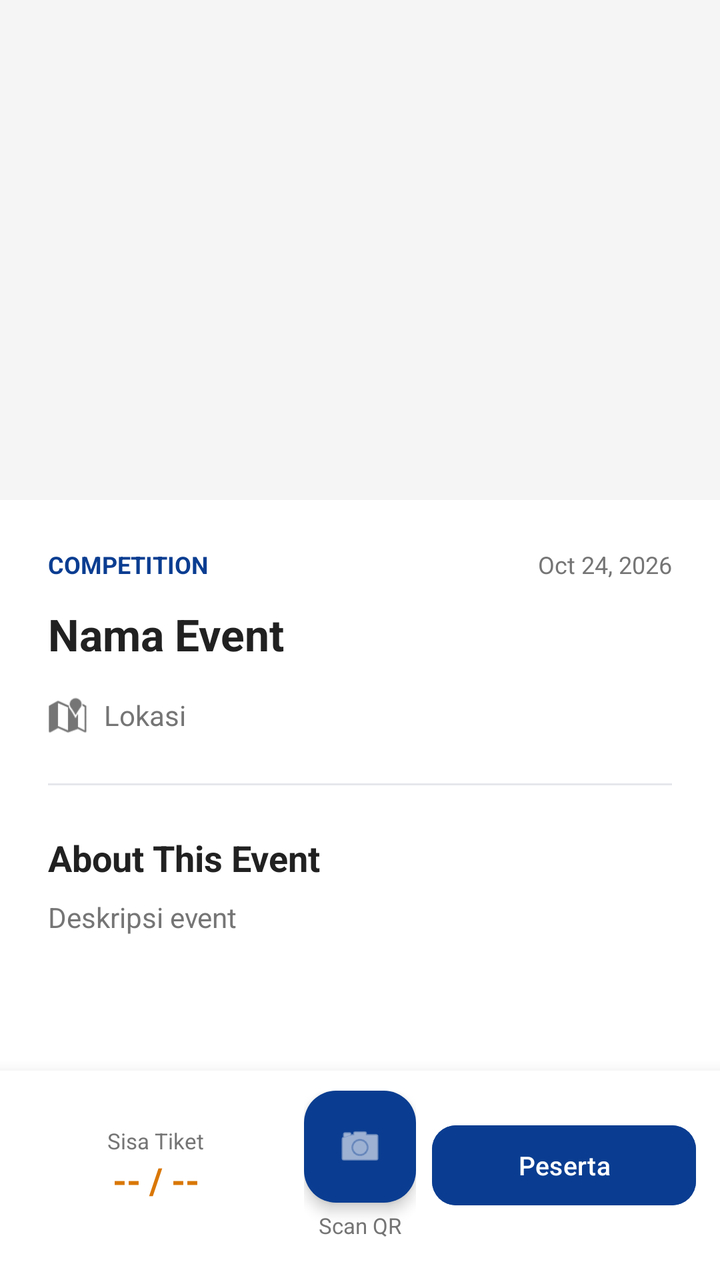
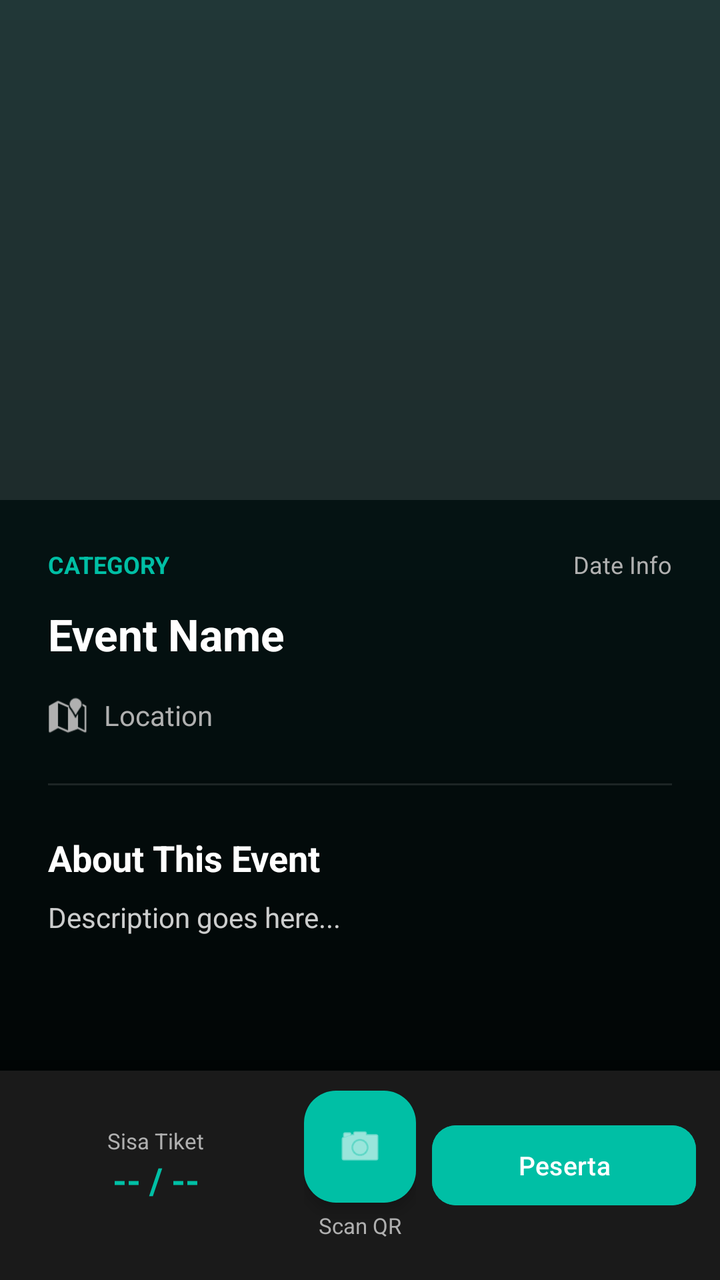

Two renders of the same Android screen: before a commit and after it. Below are the layout's source before the change and the commit's diff.
<!-- AndroidManifest.xml: application theme Theme.CampusConnectProject -->
<!-- res/layout/activity_detail_panitia_event.xml -->
<?xml version="1.0" encoding="utf-8"?>
<androidx.constraintlayout.widget.ConstraintLayout
    xmlns:android="http://schemas.android.com/apk/res/android"
    xmlns:app="http://schemas.android.com/apk/res-auto"
    xmlns:tools="http://schemas.android.com/tools"
    android:layout_width="match_parent"
    android:layout_height="match_parent"
    android:background="@color/bg_utama"
    tools:context=".ui.panitia.DetailPanitiaEventActivity">

    <ScrollView
        android:layout_width="match_parent"
        android:layout_height="0dp"
        android:fillViewport="true"
        app:layout_constraintTop_toTopOf="parent"
        app:layout_constraintBottom_toTopOf="@id/bottomBar">

        <LinearLayout
            android:layout_width="match_parent"
            android:layout_height="wrap_content"
            android:orientation="vertical"
            android:paddingBottom="24dp">

            <ImageView
                android:id="@+id/ivDetailPoster"
                android:layout_width="match_parent"
                android:layout_height="250dp"
                android:scaleType="centerCrop"
                android:background="@color/bg_input" />

            <LinearLayout
                android:layout_width="match_parent"
                android:layout_height="wrap_content"
                android:orientation="vertical"
                android:padding="24dp">

                <RelativeLayout
                    android:layout_width="match_parent"
                    android:layout_height="wrap_content"
                    android:layout_marginBottom="12dp">

                    <TextView
                        android:id="@+id/tvDetailCategory"
                        android:layout_width="wrap_content"
                        android:layout_height="wrap_content"
                        android:text="COMPETITION"
                        android:textColor="@color/warna_primer"
                        android:textSize="12sp"
                        android:textStyle="bold" />

                    <TextView
                        android:id="@+id/tvDetailDate"
                        android:layout_width="wrap_content"
                        android:layout_height="wrap_content"
                        android:layout_alignParentEnd="true"
                        android:text="Oct 24, 2026"
                        android:textColor="@color/teks_sekunder"
                        android:textSize="12sp" />
                </RelativeLayout>

                <TextView
                    android:id="@+id/tvDetailTitle"
                    android:layout_width="match_parent"
                    android:layout_height="wrap_content"
                    android:text="Nama Event"
                    android:textColor="@color/teks_utama"
                    android:textSize="22sp"
                    android:textStyle="bold"
                    android:layout_marginBottom="16dp" />

                <LinearLayout
                    android:layout_width="match_parent"
                    android:layout_height="wrap_content"
                    android:orientation="horizontal"
                    android:gravity="center_vertical"
                    android:layout_marginBottom="24dp">

                    <ImageView
                        android:layout_width="20dp"
                        android:layout_height="20dp"
                        android:src="@android:drawable/ic_dialog_map"
                        app:tint="@color/teks_sekunder"
                        android:layout_marginEnd="8dp" />

                    <TextView
                        android:id="@+id/tvDetailLocation"
                        android:layout_width="wrap_content"
                        android:layout_height="wrap_content"
                        android:text="Lokasi"
                        android:textColor="@color/teks_sekunder"
                        android:textSize="14sp" />
                </LinearLayout>

                <View
                    android:layout_width="match_parent"
                    android:layout_height="1dp"
                    android:background="@color/garis_pembatas"
                    android:layout_marginBottom="24dp" />

                <TextView
                    android:layout_width="match_parent"
                    android:layout_height="wrap_content"
                    android:text="About This Event"
                    android:textColor="@color/teks_utama"
                    android:textSize="18sp"
                    android:textStyle="bold"
                    android:layout_marginBottom="8dp" />

                <TextView
                    android:id="@+id/tvDetailDescription"
                    android:layout_width="match_parent"
                    android:layout_height="wrap_content"
                    android:text="Deskripsi event"
                    android:textColor="@color/teks_sekunder"
                    android:textSize="14sp"
                    android:lineSpacingExtra="4dp" />

            </LinearLayout>
        </LinearLayout>
    </ScrollView>

    
    <LinearLayout
        android:id="@+id/bottomBar"
        android:layout_width="match_parent"
        android:layout_height="wrap_content"
        android:orientation="horizontal"
        android:background="@color/bg_utama"
        android:elevation="12dp"
        android:paddingStart="12dp"
        android:paddingEnd="12dp"
        android:paddingTop="10dp"
        android:paddingBottom="20dp"
        android:gravity="center_vertical"
        app:layout_constraintBottom_toBottomOf="parent">

        
        <LinearLayout
            android:layout_width="0dp"
            android:layout_height="wrap_content"
            android:layout_weight="1"
            android:orientation="vertical"
            android:gravity="center_horizontal">

            <TextView
                android:layout_width="wrap_content"
                android:layout_height="wrap_content"
                android:text="Sisa Tiket"
                android:textColor="@color/teks_sekunder"
                android:textSize="11sp" />

            <TextView
                android:id="@+id/tvTicketsLeft"
                android:layout_width="wrap_content"
                android:layout_height="wrap_content"
                android:text="-- / --"
                android:textColor="@color/warna_warning"
                android:textStyle="bold"
                android:textSize="18sp" />
        </LinearLayout>

        
        <LinearLayout
            android:layout_width="wrap_content"
            android:layout_height="wrap_content"
            android:orientation="vertical"
            android:gravity="center_horizontal"
            android:layout_marginStart="8dp"
            android:layout_marginEnd="8dp">

            <com.google.android.material.floatingactionbutton.FloatingActionButton
                android:id="@+id/btnScanTicket"
                android:layout_width="wrap_content"
                android:layout_height="wrap_content"
                android:src="@android:drawable/ic_menu_camera"
                android:contentDescription="Scan Tiket QR"
                app:backgroundTint="@color/warna_primer"
                app:tint="@color/white"
                app:fabSize="normal"
                app:elevation="4dp" />

            <TextView
                android:layout_width="wrap_content"
                android:layout_height="wrap_content"
                android:layout_marginTop="4dp"
                android:text="Scan QR"
                android:textColor="@color/teks_sekunder"
                android:textSize="11sp"
                android:gravity="center" />
        </LinearLayout>

        
        <LinearLayout
            android:layout_width="0dp"
            android:layout_height="wrap_content"
            android:layout_weight="1"
            android:orientation="vertical"
            android:gravity="center_horizontal">

            <Button
                android:id="@+id/btnManageParticipants"
                android:layout_width="match_parent"
                android:layout_height="48dp"
                android:text="Peserta"
                android:textAllCaps="false"
                android:textSize="13sp"
                android:textColor="@color/white"
                android:backgroundTint="@color/warna_primer"
                app:cornerRadius="12dp" />
        </LinearLayout>

    </LinearLayout>

</androidx.constraintlayout.widget.ConstraintLayout>
<!-- resources referenced by this layout -->
<resources>
  <color name="bg_input">#F5F5F5</color>
  <color name="bg_utama">#FFFFFF</color>
  <color name="garis_pembatas">#E5E7EB</color>
  <color name="teks_sekunder">#757575</color>
  <color name="teks_utama">#212121</color>
  <color name="warna_primer">#0A3D91</color>
  <color name="warna_warning">#D97706</color>
  <color name="white">#FFFFFFFF</color>
  <style name="Theme.CampusConnectProject" parent="Base.Theme.CampusConnectProject" />
  <style name="Base.Theme.CampusConnectProject" parent="Theme.Material3.DayNight.NoActionBar">
          <item name="android:forceDarkAllowed" tools:targetApi="q">false</item>
      </style>
</resources>

<!-- the commit's change to res/layout/activity_detail_panitia_event.xml (unified diff, before → after) -->
@@ -5,7 +5,7 @@
     xmlns:tools="http://schemas.android.com/tools"
     android:layout_width="match_parent"
     android:layout_height="match_parent"
-    android:background="@color/bg_utama"
+    android:background="@drawable/bg_main_gradient"
     tools:context=".ui.panitia.DetailPanitiaEventActivity">
 
     <ScrollView
@@ -26,7 +26,7 @@
                 android:layout_width="match_parent"
                 android:layout_height="250dp"
                 android:scaleType="centerCrop"
-                android:background="@color/bg_input" />
+                android:background="#1AFFFFFF" />
 
             <LinearLayout
                 android:layout_width="match_parent"
@@ -43,7 +43,7 @@
                         android:id="@+id/tvDetailCategory"
                         android:layout_width="wrap_content"
                         android:layout_height="wrap_content"
-                        android:text="COMPETITION"
+                        android:text="CATEGORY"
                         android:textColor="@color/warna_primer"
                         android:textSize="12sp"
                         android:textStyle="bold" />
@@ -53,8 +53,8 @@
                         android:layout_width="wrap_content"
                         android:layout_height="wrap_content"
                         android:layout_alignParentEnd="true"
-                        android:text="Oct 24, 2026"
-                        android:textColor="@color/teks_sekunder"
+                        android:text="Date Info"
+                        android:textColor="#B0B0B0"
                         android:textSize="12sp" />
                 </RelativeLayout>
 
@@ -62,8 +62,8 @@
                     android:id="@+id/tvDetailTitle"
                     android:layout_width="match_parent"
                     android:layout_height="wrap_content"
-                    android:text="Nama Event"
-                    android:textColor="@color/teks_utama"
+                    android:text="Event Name"
+                    android:textColor="@color/white"
                     android:textSize="22sp"
                     android:textStyle="bold"
                     android:layout_marginBottom="16dp" />
@@ -79,29 +79,29 @@
                         android:layout_width="20dp"
                         android:layout_height="20dp"
                         android:src="@android:drawable/ic_dialog_map"
-                        app:tint="@color/teks_sekunder"
+                        app:tint="#B0B0B0"
                         android:layout_marginEnd="8dp" />
 
                     <TextView
                         android:id="@+id/tvDetailLocation"
                         android:layout_width="wrap_content"
                         android:layout_height="wrap_content"
-                        android:text="Lokasi"
-                        android:textColor="@color/teks_sekunder"
+                        android:text="Location"
+                        android:textColor="#B0B0B0"
                         android:textSize="14sp" />
                 </LinearLayout>
 
                 <View
                     android:layout_width="match_parent"
                     android:layout_height="1dp"
-                    android:background="@color/garis_pembatas"
+                    android:background="#1AFFFFFF"
                     android:layout_marginBottom="24dp" />
 
                 <TextView
                     android:layout_width="match_parent"
                     android:layout_height="wrap_content"
                     android:text="About This Event"
-                    android:textColor="@color/teks_utama"
+                    android:textColor="@color/white"
                     android:textSize="18sp"
                     android:textStyle="bold"
                     android:layout_marginBottom="8dp" />
@@ -110,8 +110,8 @@
                     android:id="@+id/tvDetailDescription"
                     android:layout_width="match_parent"
                     android:layout_height="wrap_content"
-                    android:text="Deskripsi event"
-                    android:textColor="@color/teks_sekunder"
+                    android:text="Description goes here..."
+                    android:textColor="#CCFFFFFF"
                     android:textSize="14sp"
                     android:lineSpacingExtra="4dp" />
 
@@ -119,14 +119,12 @@
         </LinearLayout>
     </ScrollView>
 
-    
     <LinearLayout
         android:id="@+id/bottomBar"
         android:layout_width="match_parent"
         android:layout_height="wrap_content"
         android:orientation="horizontal"
-        android:background="@color/bg_utama"
-        android:elevation="12dp"
+        android:background="#1A1A1A"
         android:paddingStart="12dp"
         android:paddingEnd="12dp"
         android:paddingTop="10dp"
@@ -146,7 +144,7 @@
                 android:layout_width="wrap_content"
                 android:layout_height="wrap_content"
                 android:text="Sisa Tiket"
-                android:textColor="@color/teks_sekunder"
+                android:textColor="#B0B0B0"
                 android:textSize="11sp" />
 
             <TextView
@@ -154,7 +152,7 @@
                 android:layout_width="wrap_content"
                 android:layout_height="wrap_content"
                 android:text="-- / --"
-                android:textColor="@color/warna_warning"
+                android:textColor="@color/warna_primer"
                 android:textStyle="bold"
                 android:textSize="18sp" />
         </LinearLayout>
@@ -184,7 +182,7 @@
                 android:layout_height="wrap_content"
                 android:layout_marginTop="4dp"
                 android:text="Scan QR"
-                android:textColor="@color/teks_sekunder"
+                android:textColor="#B0B0B0"
                 android:textSize="11sp"
                 android:gravity="center" />
         </LinearLayout>
<!-- resource entries referenced after the edit -->
@@ -1,15 +1,26 @@
 <!-- resources referenced by this layout -->
 <resources>
-  <color name="bg_input">#F5F5F5</color>
-  <color name="bg_utama">#FFFFFF</color>
-  <color name="garis_pembatas">#E5E7EB</color>
-  <color name="teks_sekunder">#757575</color>
-  <color name="teks_utama">#212121</color>
-  <color name="warna_primer">#0A3D91</color>
-  <color name="warna_warning">#D97706</color>
+  <color name="warna_primer">#00BFA5</color>
   <color name="white">#FFFFFFFF</color>
+  <!-- drawable bg_main_gradient (drawable) -->
+  <?xml version="1.0" encoding="utf-8"?>
+  <shape xmlns:android="http://schemas.android.com/apk/res/android"
+      android:shape="rectangle">
+      <gradient
+          android:angle="270"
+          android:endColor="@color/bg_gradient_end"
+          android:startColor="@color/bg_gradient_start"
+          android:type="linear" />
+  </shape>
   <style name="Theme.CampusConnectProject" parent="Base.Theme.CampusConnectProject" />
+  <color name="bg_gradient_end">#000000</color>
+  <color name="bg_gradient_start">#082020</color>
   <style name="Base.Theme.CampusConnectProject" parent="Theme.Material3.DayNight.NoActionBar">
+          
+          <item name="colorPrimary">@color/warna_primer</item>
+          <item name="android:statusBarColor">@color/bg_gradient_start</item>
+          <item name="android:navigationBarColor">@color/bg_gradient_end</item>
+          <item name="android:windowBackground">@drawable/bg_main_gradient</item>
           <item name="android:forceDarkAllowed" tools:targetApi="q">false</item>
       </style>
 </resources>
